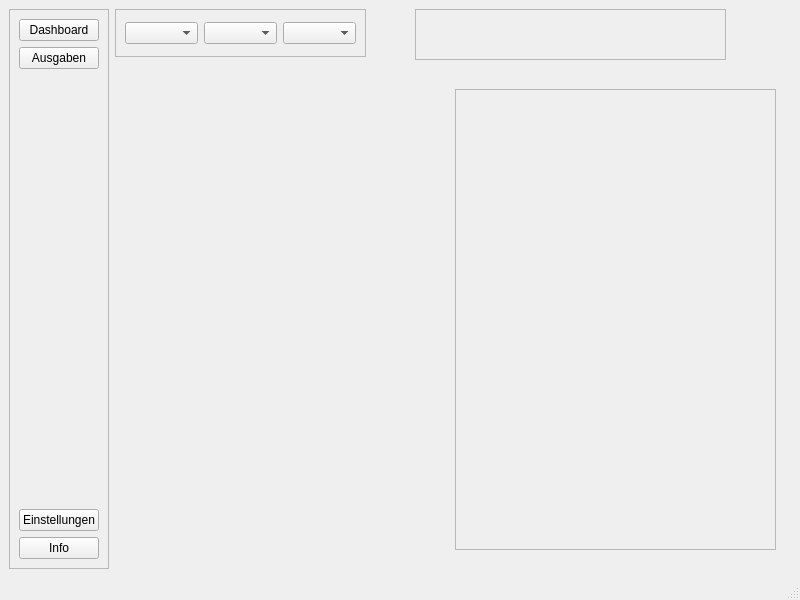
The window that mainwindow.ui (Muddyblack/FinanceApplication) describes before a commit, drawn with Qt 5.
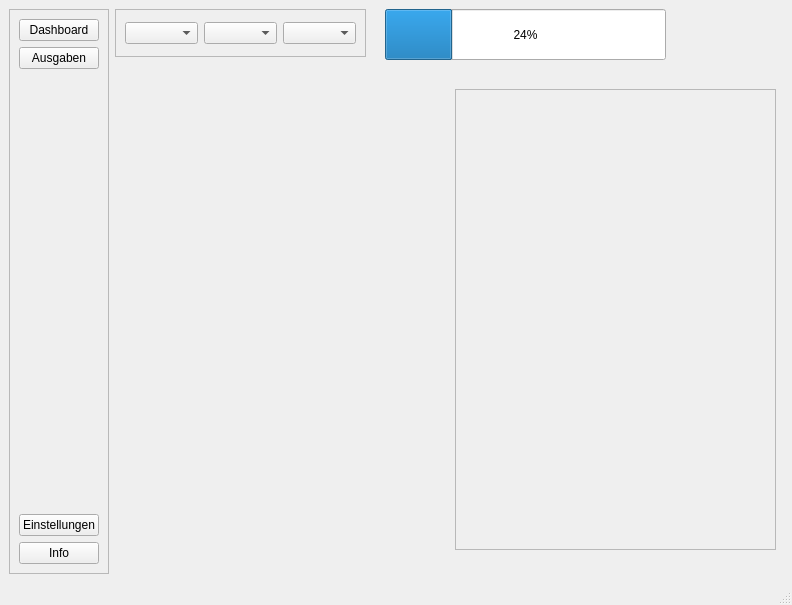
The same window after the commit.

Patch:
```diff
--- a/mainwindow.ui
+++ b/mainwindow.ui
@@ -6,8 +6,8 @@
    <rect>
     <x>0</x>
     <y>0</y>
-    <width>800</width>
-    <height>600</height>
+    <width>792</width>
+    <height>605</height>
    </rect>
   </property>
   <property name="windowTitle">
@@ -104,19 +104,6 @@
          </item>
         </layout>
        </widget>
-       <widget class="QGraphicsView" name="graphicsView">
-        <property name="enabled">
-         <bool>false</bool>
-        </property>
-        <property name="geometry">
-         <rect>
-          <x>300</x>
-          <y>0</y>
-          <width>311</width>
-          <height>51</height>
-         </rect>
-        </property>
-       </widget>
        <widget class="QScrollArea" name="scrollArea">
         <property name="enabled">
          <bool>false</bool>
@@ -157,6 +144,19 @@
         </property>
         <layout class="QHBoxLayout" name="horizontalLayout_3"/>
        </widget>
+       <widget class="QProgressBar" name="spending_progress_bar">
+        <property name="geometry">
+         <rect>
+          <x>270</x>
+          <y>0</y>
+          <width>281</width>
+          <height>51</height>
+         </rect>
+        </property>
+        <property name="value">
+         <number>24</number>
+        </property>
+       </widget>
       </widget>
       <widget class="QWidget" name="page_2">
        <widget class="QFrame" name="frame_3">
```
Left out of the diff: 2 changed lines with no effect on the pictures.
